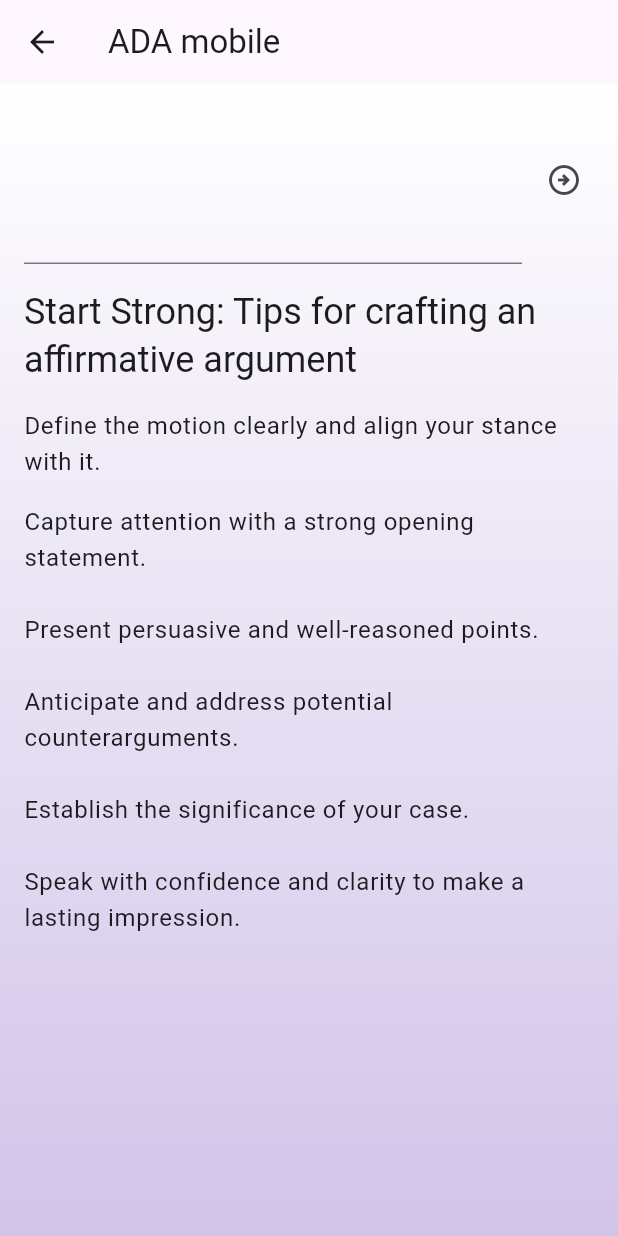
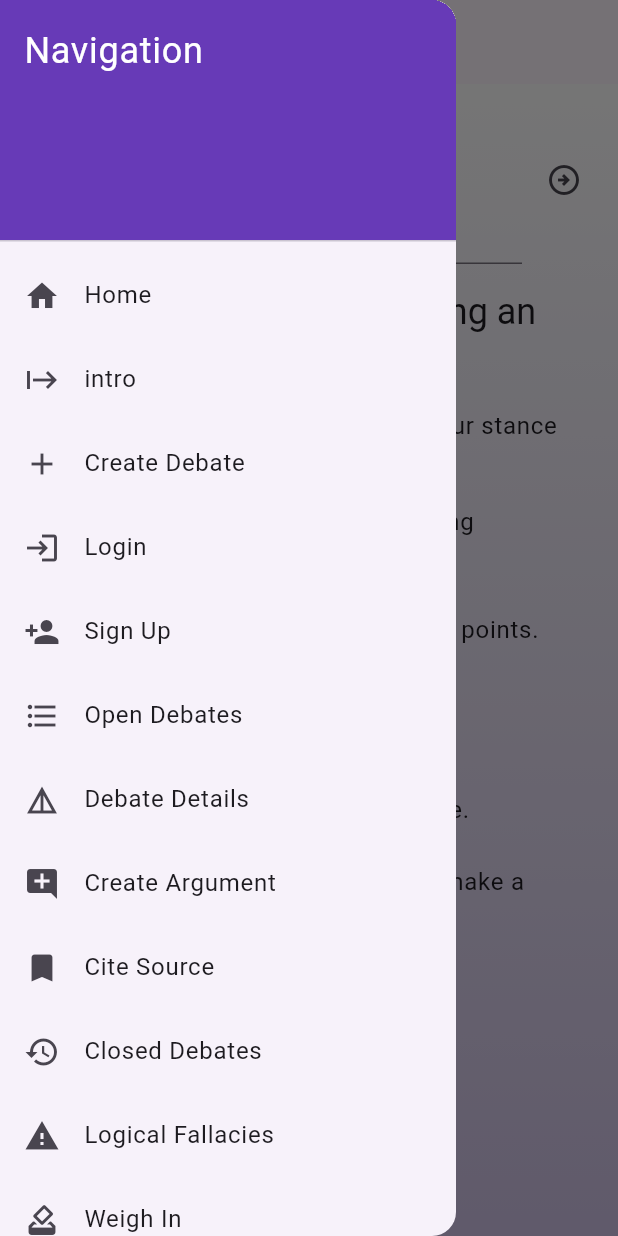
Before and after one commit to Hayley-Smith/debatedais, a Flutter app: the ActiveDebateAffirmativePage screen opened by its route, with the side drawer open (before the commit the screen has no drawer), on a phone screen of 412 x 824 dp. Run offline on Flutter 3.47's test engine with Material 3 defaults, Android fonts, the light colour scheme and no system bars; our stand-ins replace firebase_auth, firebase_core; accounts and stored records are empty; generated files the repository leaves out were written again.

Commit message:
added drawer

```diff
--- a/lib/UI/active_debate_affirmative_page.dart
+++ b/lib/UI/active_debate_affirmative_page.dart
@@ -1,3 +1,4 @@
+import 'package:debatedais/UI/widgets/custom_drawer.dart';
 import 'package:flutter/material.dart';
 
 class ActiveDebateAffirmativePage extends StatefulWidget {
@@ -15,6 +16,7 @@ class _ActiveDebateAffirmativePageState
   @override
   Widget build(BuildContext context) {
     return Scaffold(
+      drawer: const CustomDrawer(),
       body: LayoutBuilder(builder: (context, constraints) {
         double currentWidth = constraints.maxWidth;
 
--- a/lib/UI/create_argument_page.dart
+++ b/lib/UI/create_argument_page.dart
@@ -1,3 +1,4 @@
+import 'package:debatedais/UI/widgets/custom_drawer.dart';
 import 'package:debatedais/domain/thesis_statement_entity.dart';
 import 'package:flutter/material.dart';
 
@@ -13,6 +14,7 @@ class _CreateArgumentPageState extends State<CreateArgumentPage> {
   @override
   Widget build(BuildContext context) {
     return const Scaffold(
+      drawer: const CustomDrawer(),
       body: Center(
         child: Text(
           "Create Argument Page",
--- a/lib/UI/logical_fallacy_detail_page.dart
+++ b/lib/UI/logical_fallacy_detail_page.dart
@@ -26,6 +26,8 @@ class LogicalFallacyDetailPage extends StatelessWidget {
             tileMode: TileMode.clamp,
           ),
         ),
+        child: Center(
+          child: SizedBox(width: 600,
             child: Padding(
               padding: EdgeInsets.all(8.0),
               child: Column(
@@ -69,6 +71,8 @@ class LogicalFallacyDetailPage extends StatelessWidget {
               ),
             ),
           ),
+        ),
+      ),
     );
   }
 }
--- a/lib/UI/thesis_statement_list_page.dart
+++ b/lib/UI/thesis_statement_list_page.dart
@@ -31,6 +31,7 @@ class _ThesisStatementListPageState extends State<ThesisStatementListPage> {
           ),
         ),
         child: Center(
+          child: SizedBox(width: 600,
             child: Consumer<ThesisStatementProvider>(
               builder: (context, provider, child) {
                 List<ThesisStatement> list = provider.openDebates;
@@ -72,6 +73,7 @@ class _ThesisStatementListPageState extends State<ThesisStatementListPage> {
             ),
           ),
         ),
+      ),
     );
   }
 }
--- /dev/null
+++ b/lib/UI/widgets/custom_drawer.dart
@@ -0,0 +1,142 @@
+
+import 'package:flutter/material.dart';
+
+class CustomDrawer extends StatelessWidget {
+  const CustomDrawer({
+    super.key,
+  });
+
+  @override
+  Widget build(BuildContext context) {
+    return Drawer(
+      child: ListView(
+        padding: EdgeInsets.zero,
+        children: <Widget>[
+          const DrawerHeader(
+            decoration: BoxDecoration(
+              color: Colors.deepPurple,
+            ),
+            child: Text(
+              'Navigation',
+              style: TextStyle(
+                color: Colors.white,
+                fontSize: 24,
+              ),
+            ),
+          ),
+          ListTile(
+            leading: const Icon(Icons.home),
+            title: const Text('Home'),
+            onTap: () {
+              Navigator.pushNamed(context, '/home_page');
+            },
+          ),  ListTile(
+            leading: const Icon(Icons.start),
+            title: const Text('intro'),
+            onTap: () {
+              Navigator.pushNamed(context, '/fallacy_intro');
+            },
+          ),
+          ListTile(
+            leading: const Icon(Icons.add),
+            title: const Text('Create Debate'),
+            onTap: () {
+              Navigator.pushNamed(context, '/create_debate');
+            },
+          ),
+          ListTile(
+            leading: const Icon(Icons.login),
+            title: const Text('Login'),
+            onTap: () {
+              Navigator.pushNamed(context, '/login');
+            },
+          ),
+          ListTile(
+            leading: const Icon(Icons.person_add),
+            title: const Text('Sign Up'),
+            onTap: () {
+              Navigator.pushNamed(context, '/signup');
+            },
+          ),
+          ListTile(
+            leading: const Icon(Icons.format_list_bulleted),
+            title: const Text('Open Debates'),
+            onTap: () {
+              Navigator.pushNamed(context, '/open_debates');
+            },
+          ),
+          ListTile(
+            leading: const Icon(Icons.details),
+            title: const Text('Debate Details'),
+            onTap: () {
+              Navigator.pushNamed(context, '/open_debate_detail');
+            },
+          ),
+          ListTile(
+            leading: const Icon(Icons.add_comment),
+            title: const Text('Create Argument'),
+            onTap: () {
+              Navigator.pushNamed(context, '/create_argument');
+            },
+          ),
+          ListTile(
+            leading: const Icon(Icons.bookmark),
+            title: const Text('Cite Source'),
+            onTap: () {
+              Navigator.pushNamed(context, '/cite_source');
+            },
+          ),
+          ListTile(
+            leading: const Icon(Icons.history),
+            title: const Text('Closed Debates'),
+            onTap: () {
+              Navigator.pushNamed(context, '/closed_debates');
+            },
+          ),
+          ListTile(
+            leading: const Icon(Icons.warning),
+            title: const Text('Logical Fallacies'),
+            onTap: () {
+              Navigator.pushNamed(context, '/logical_fallacies');
+            },
+          ),
+          ListTile(
+            leading: const Icon(Icons.how_to_vote),
+            title: const Text('Weigh In'),
+            onTap: () {
+              Navigator.pushNamed(context, '/weigh_in');
+            },
+          ),
+          ListTile(
+            leading: const Icon(Icons.lock_reset),
+            title: const Text('Forgot Password'),
+            onTap: () {
+              Navigator.pushNamed(context, '/forgot_password');
+            },
+          ),
+          ListTile(
+            leading: const Icon(Icons.account_circle),
+            title: const Text('User Profile'),
+            onTap: () {
+              Navigator.pushNamed(context, '/user_profile');
+            },
+          ),
+          ListTile(
+            leading: const Icon(Icons.thumbs_up_down),
+            title: const Text('Active Debate Affirmative'),
+            onTap: () {
+              Navigator.pushNamed(context, '/active_debate_affirmative');
+            },
+          ),
+          ListTile(
+            leading: const Icon(Icons.group_add),
+            title: const Text('Join Debate'),
+            onTap: () {
+              Navigator.pushNamed(context, '/join_debate');
+            },
+          ),
+        ],
+      ),
+    );
+  }
+}
--- a/lib/main.dart
+++ b/lib/main.dart
@@ -1,4 +1,5 @@
 import 'package:debatedais/UI/active_debate_affirmative_page.dart';
+import 'package:debatedais/UI/fallacy_pager_widget.dart';
 import 'package:debatedais/authentication/authentication.dart';
 import 'package:debatedais/authentication/login.dart';
 import 'package:debatedais/authentication/signup.dart';
@@ -23,7 +24,7 @@ import 'authentication/forgot_password_page.dart';
 import 'UI/create_debate_page.dart';
 import 'UI/debate_details_page.dart';
 
-import 'firebase_options.dart';
+import 'firebase/firebase_options.dart';
 import 'state/debate_provider.dart';
 
 import 'state/logical_fallacy_provider.dart';
@@ -70,6 +71,7 @@ class MyApp extends StatelessWidget {
         '/closed_debates': (context) => const ClosedDebatesPage(),
         '/logical_fallacies': (context) => const LogicalFallacyListPage(),
         //'/logical_fallacy': (context) => LogicalFallacyDetailPage(),
+        '/fallacy_intro': (context) => FallacyPagerWidget(),
         '/weigh_in': (context) => const WeighInPage(),
         '/forgot_password': (context) => const ForgotPasswordPage(),
         '/user_profile': (context) => const UserProfilePage(),
@@ -86,7 +88,7 @@ class MyApp extends StatelessWidget {
       },
       theme: ThemeData(
 
-        textTheme: TextTheme(),
+        textTheme: const TextTheme(),
         primarySwatch: Colors.deepPurple,
       ),
       home: const AuthenticationPage(),
```
Also changed, not shown: lib/UI/closed_debates_page.dart (+81 -58 lines), lib/UI/create_debate_page.dart (+13 -6 lines), lib/UI/fallacy_pager_widget.dart (added, +96 -0 lines), lib/UI/homepage/home_page.dart (+13 -19 lines), lib/UI/homepage/homepage_large.dart (+6 -23 lines), lib/UI/join_debate_page.dart (+15 -2 lines), lib/UI/logical_fallacy_list_page.dart (+9 -4 lines), lib/UI/widgets/pro_argument_card.dart (added, +35 -0 lines), pubspec.yaml (+4 -3 lines), assets/ddlogo.png (added), pubspec.lock. Lines whose indentation alone changed are shown as unchanged.
